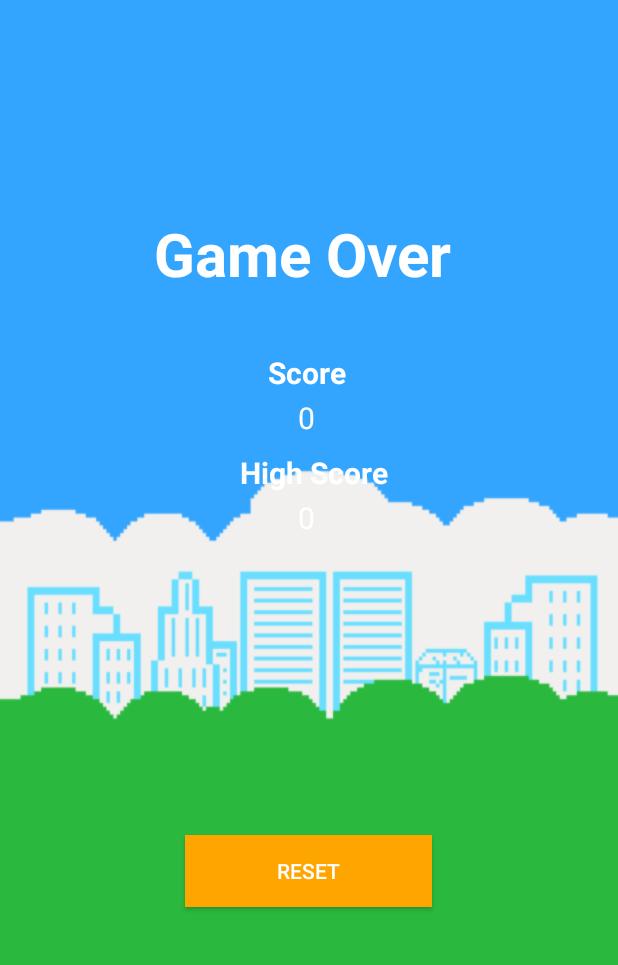
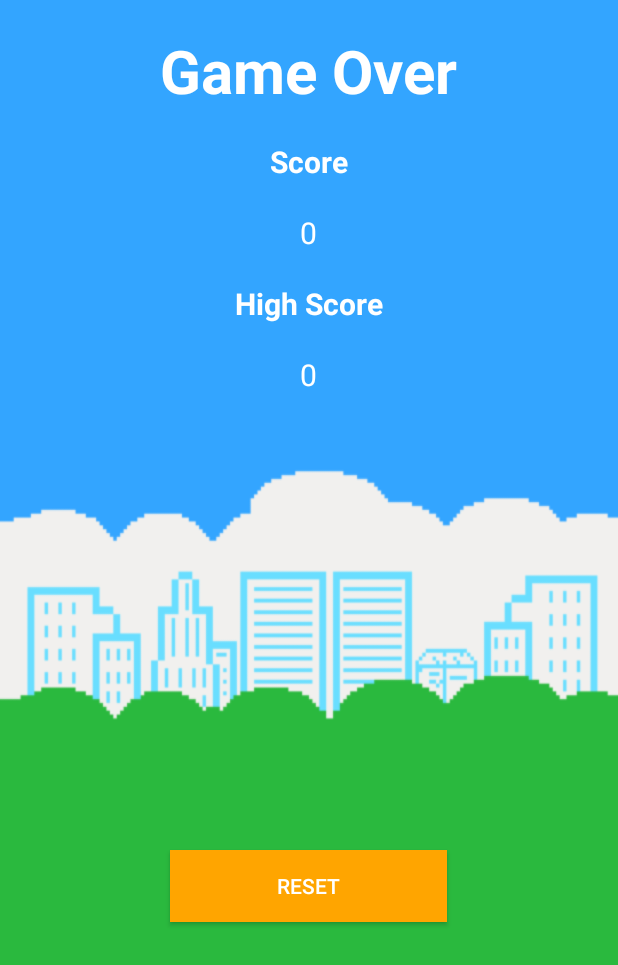
Before and after one commit to Yogesh352/FlappyBird2, an Android app: the GameOver screen opened directly, with no data from a screen before it, on a phone screen of 412 x 824 dp. Shown: the top 965 px of the screen. Run offline under Robolectric (Android 15) with nearby library versions, the phone set to English and light mode, and no system bars; 1 statement that could not run was skipped.

Commit message:
fix styling and scoring

```diff
--- a/app/src/main/java/com/example/flappybird/Game.java
+++ b/app/src/main/java/com/example/flappybird/Game.java
@@ -73,6 +73,7 @@ public class Game {
     private ReentrantLock lock;
 
     boolean passPipe = false;
+    int resetCounter = 0;
 
 
 
@@ -179,10 +180,13 @@ public class Game {
                     }
                 }
 
+//                int trial = tubeX[i] + topTube.getWidth();
+//                System.out.println("birdX is " +  birdX);
+//                System.out.println("distance is " + trial);
 
-                if(birdX >=tubeX[i] + topTube.getWidth() && birdX <=tubeX[i] + topTube.getWidth() + 10){
+
+                if(birdX >=tubeX[i] + topTube.getWidth() -2 && birdX <=tubeX[i] + topTube.getWidth() + 10){
                         birdPassedPipe();
-
                 }
 
             }
--- a/app/src/main/res/layout/activity_main.xml
+++ b/app/src/main/res/layout/activity_main.xml
@@ -6,7 +6,17 @@
     android:layout_height="match_parent"
     tools:context=".MainActivity"
     android:background="@drawable/background">
+    <TextView
+        android:id="@+id/textView"
+        android:layout_width="wrap_content"
+        android:layout_height="wrap_content"
 
+        android:layout_centerHorizontal="true"
+        android:layout_marginTop="100dp"
+        android:text="Flappy Bird"
+        android:textColor="#FFFFFF"
+        android:textSize="40dp"
+        android:textStyle="bold" />
     <ImageButton
         android:id="@+id/imageButton5"
         android:layout_width="wrap_content"
@@ -18,16 +28,5 @@
         android:onClick="startGame"
         app:srcCompat="@drawable/play_button" />
 
-    <TextView
-        android:id="@+id/textView2"
-        android:layout_width="wrap_content"
-        android:layout_height="wrap_content"
-        android:layout_alignParentEnd="true"
-        android:layout_alignParentBottom="true"
-        android:layout_marginEnd="101dp"
-        android:layout_marginBottom="458dp"
-        android:text="Flappy Bird"
-        android:textColor="#FFFFFF"
-        android:textSize="40dp"
-        android:textStyle="bold" />
+
 </RelativeLayout>
--- a/app/src/main/res/layout/game_over.xml
+++ b/app/src/main/res/layout/game_over.xml
@@ -3,20 +3,20 @@
     android:orientation="vertical"
     android:layout_width="match_parent"
     android:layout_height="match_parent"
+    xmlns:app="http://schemas.android.com/apk/res-auto"
+    xmlns:tools="http://schemas.android.com/tools"
 
-    android:padding="10dp"
-    android:background="@drawable/background">
+    android:background="@drawable/background"
+    tools:context=".MainActivity"
+    >
 
     <TextView
         android:id="@+id/textView"
-        android:layout_width="209dp"
-        android:layout_height="72dp"
-        android:layout_alignParentEnd="true"
-        android:layout_alignParentBottom="true"
+        android:layout_width="wrap_content"
+        android:layout_height="wrap_content"
 
-        android:layout_centerInParent="true"
-        android:layout_marginEnd="90dp"
-        android:layout_marginBottom="600dp"
+        android:layout_centerHorizontal="true"
+        android:layout_marginTop="20dp"
         android:text="Game Over"
         android:textColor="#FFFFFF"
         android:textSize="40dp"
@@ -26,27 +26,35 @@
         android:id="@+id/textView4"
         android:layout_width="wrap_content"
         android:layout_height="wrap_content"
-        android:layout_alignParentEnd="true"
-        android:layout_alignParentBottom="true"
+        android:layout_centerHorizontal="true"
+        android:layout_below="@+id/textView"
+        android:layout_marginTop="20dp"
 
-        android:layout_centerInParent="true"
-        android:layout_marginEnd="171dp"
-        android:layout_marginBottom="552dp"
+
         android:text="Score"
         android:textColor="#FFFFFF"
         android:textSize="20dp"
         android:textStyle="bold" />
+    <TextView
+        android:id="@+id/score"
+        android:layout_width="wrap_content"
+        android:layout_height="wrap_content"
+        android:layout_centerHorizontal="true"
+        android:layout_below="@+id/textView4"
+        android:layout_marginTop="20dp"
+
+
+        android:text="0"
+        android:textColor="#FFFFFF"
+        android:textSize="20dp" />
 
     <TextView
         android:id="@+id/textView6"
         android:layout_width="wrap_content"
         android:layout_height="wrap_content"
-        android:layout_alignParentEnd="true"
-        android:layout_alignParentBottom="true"
-
-        android:layout_centerInParent="true"
-        android:layout_marginEnd="143dp"
-        android:layout_marginBottom="485dp"
+        android:layout_centerHorizontal="true"
+        android:layout_below="@+id/score"
+        android:layout_marginTop="20dp"
         android:text="High Score"
         android:textColor="#FFFFFF"
         android:textSize="20dp"
@@ -56,31 +64,15 @@
         android:id="@+id/highscore"
         android:layout_width="wrap_content"
         android:layout_height="wrap_content"
-        android:layout_alignParentEnd="true"
-
-        android:layout_alignParentBottom="true"
         android:layout_centerHorizontal="true"
-        android:layout_marginEnd="192dp"
-        android:layout_marginBottom="455dp"
+        android:layout_below="@+id/textView6"
+        android:layout_marginTop="20dp"
 
         android:text="0"
         android:textColor="#FFFFFF"
         android:textSize="20dp" />
 
-    <TextView
-        android:id="@+id/score"
-        android:layout_width="wrap_content"
-        android:layout_height="wrap_content"
-        android:layout_alignParentEnd="true"
 
-        android:layout_alignParentBottom="true"
-        android:layout_centerHorizontal="true"
-        android:layout_marginEnd="192dp"
-        android:layout_marginBottom="522dp"
-
-        android:text="0"
-        android:textColor="#FFFFFF"
-        android:textSize="20dp" />
 
     <Button
         android:id="@+id/button7"
```
